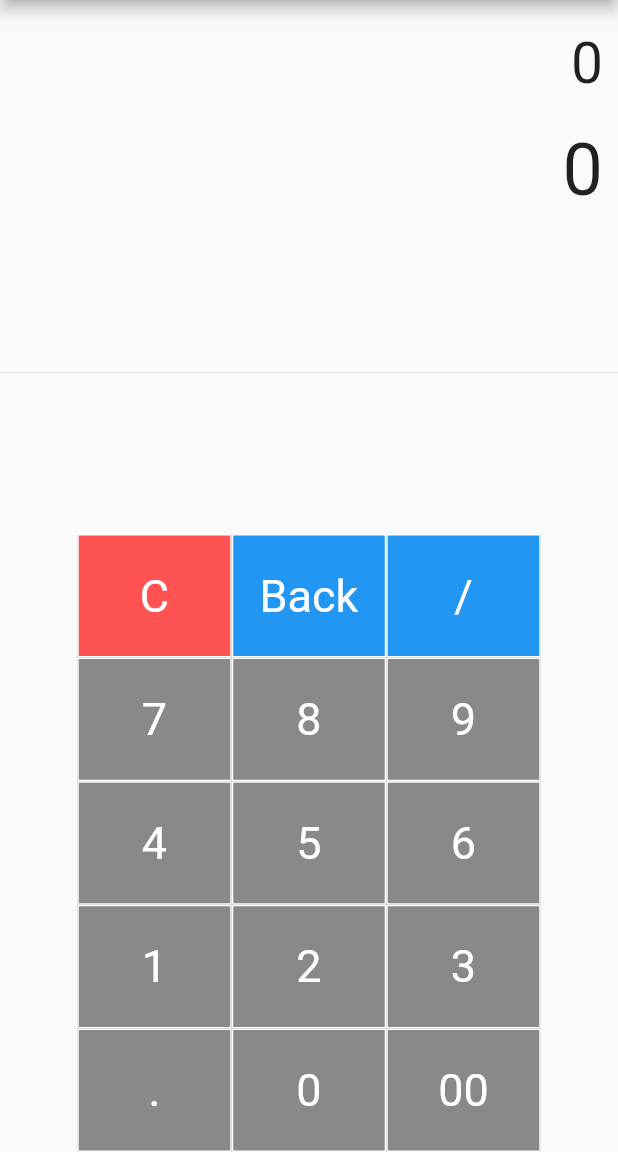
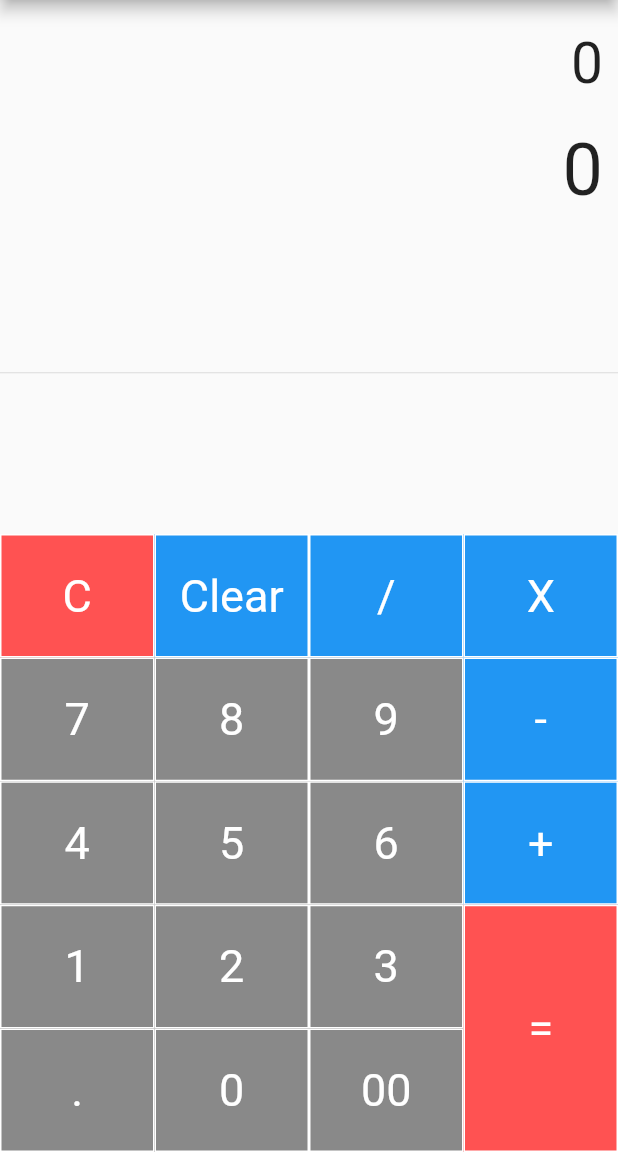
Before and after one commit to HansiGaya99/Calculator---Flutter, a Flutter app: the screen it shows after launch, on a phone screen of 412 x 824 dp, the part 84-1236 px from its top. Run offline on Flutter 3.47's test engine with Material 2 defaults, Android fonts, the phone set to English and light mode, and no system bars; our stand-ins replace math_expressions.

Commit message:
Update 10

```diff
--- a/calculator/lib/main.dart
+++ b/calculator/lib/main.dart
@@ -1,4 +1,5 @@
 import 'package:flutter/material.dart';
+import 'package:math_expressions/math_expressions.dart';
 
 void main() {
   runApp(Calculator());
@@ -30,6 +31,54 @@ class _SimpleCalculatorState extends State<SimpleCalculator> {
 
   get child => null;
 
+  String equation = "0";
+  String result = "0";
+  String expression = "";
+  double equationFontSize = 38.0;
+  double resultFontSize = 48.0;
+
+  buttonPressed(String buttonText) {
+    setState(() {
+      if (buttonText == "C") {
+        equation = "0";
+        result = "0";
+        equationFontSize = 38.0;
+        resultFontSize = 48.0;
+      } else if (buttonText == "Clear") {
+        equationFontSize = 38.0;
+        resultFontSize = 48.0;
+        equation = equation.substring(0, equation.length - 1);
+        if (equation == "") {
+          equation = "0";
+        }
+      } else if (buttonText == "=") {
+        equationFontSize = 38.0;
+        resultFontSize = 48.0;
+
+        expression = equation;
+        expression = expression.replaceAll("X", "*");
+        expression = expression.replaceAll("/", "/");
+        try {
+          Parser p = Parser();
+          Expression exp = p.parse(expression);
+
+          ContextModel cm = ContextModel();
+          result = "${exp.evaluate(EvaluationType.REAL, cm)}";
+        } catch (e) {
+          result = "Error";
+        }
+      } else {
+        equationFontSize = 48.0;
+        resultFontSize = 38.0;
+        if (equation == "0") {
+          equation = buttonText;
+        } else {
+          equation = equation + buttonText;
+        }
+      }
+    });
+  }
+
   Widget buildButton(
       String buttonText, double buttonHeight, Color buttonColor) {
     return Container(
@@ -43,7 +92,7 @@ class _SimpleCalculatorState extends State<SimpleCalculator> {
               color: Colors.white, width: 1, style: BorderStyle.solid),
         ),
         padding: EdgeInsets.all(16.0),
-        onPressed: null,
+        onPressed: () => buttonPressed(buttonText),
         child: Text(
           buttonText,
           style: TextStyle(
@@ -65,16 +114,16 @@ class _SimpleCalculatorState extends State<SimpleCalculator> {
             alignment: Alignment.centerRight,
             padding: EdgeInsets.fromLTRB(10, 20, 10, 0),
             child: Text(
-              "0",
-              style: TextStyle(fontSize: 38.0),
+              equation,
+              style: TextStyle(fontSize: equationFontSize),
             ),
           ),
           Container(
             alignment: Alignment.centerRight,
             padding: EdgeInsets.fromLTRB(10, 20, 10, 0),
             child: Text(
-              "0",
-              style: TextStyle(fontSize: 48.0),
+              result,
+              style: TextStyle(fontSize: resultFontSize),
             ),
           ),
           Expanded(
@@ -90,7 +139,7 @@ class _SimpleCalculatorState extends State<SimpleCalculator> {
                     TableRow(
                       children: [
                         buildButton("C", 1, Colors.redAccent),
-                        buildButton("Back", 1, Colors.blue),
+                        buildButton("Clear", 1, Colors.blue),
                         buildButton("/", 1, Colors.blue),
                       ],
                     ),
@@ -125,6 +174,33 @@ class _SimpleCalculatorState extends State<SimpleCalculator> {
                   ],
                 ),
               ),
+              Container(
+                width: MediaQuery.of(context).size.width * 0.25,
+                child: Table(
+                  children: [
+                    TableRow(
+                      children: [
+                        buildButton("X", 1, Colors.blue),
+                      ],
+                    ),
+                    TableRow(
+                      children: [
+                        buildButton("-", 1, Colors.blue),
+                      ],
+                    ),
+                    TableRow(
+                      children: [
+                        buildButton("+", 1, Colors.blue),
+                      ],
+                    ),
+                    TableRow(
+                      children: [
+                        buildButton("=", 2, Colors.redAccent),
+                      ],
+                    ),
+                  ],
+                ),
+              ),
             ],
           ),
         ],
--- a/calculator/pubspec.yaml
+++ b/calculator/pubspec.yaml
@@ -28,6 +28,7 @@ dependencies:
   # The following adds the Cupertino Icons font to your application.
   # Use with the CupertinoIcons class for iOS style icons.
   cupertino_icons: ^1.0.2
+  math_expressions: ^2.1.1
 
 dev_dependencies:
   flutter_test:
```
Also changed, not shown: calculator/pubspec.lock.
